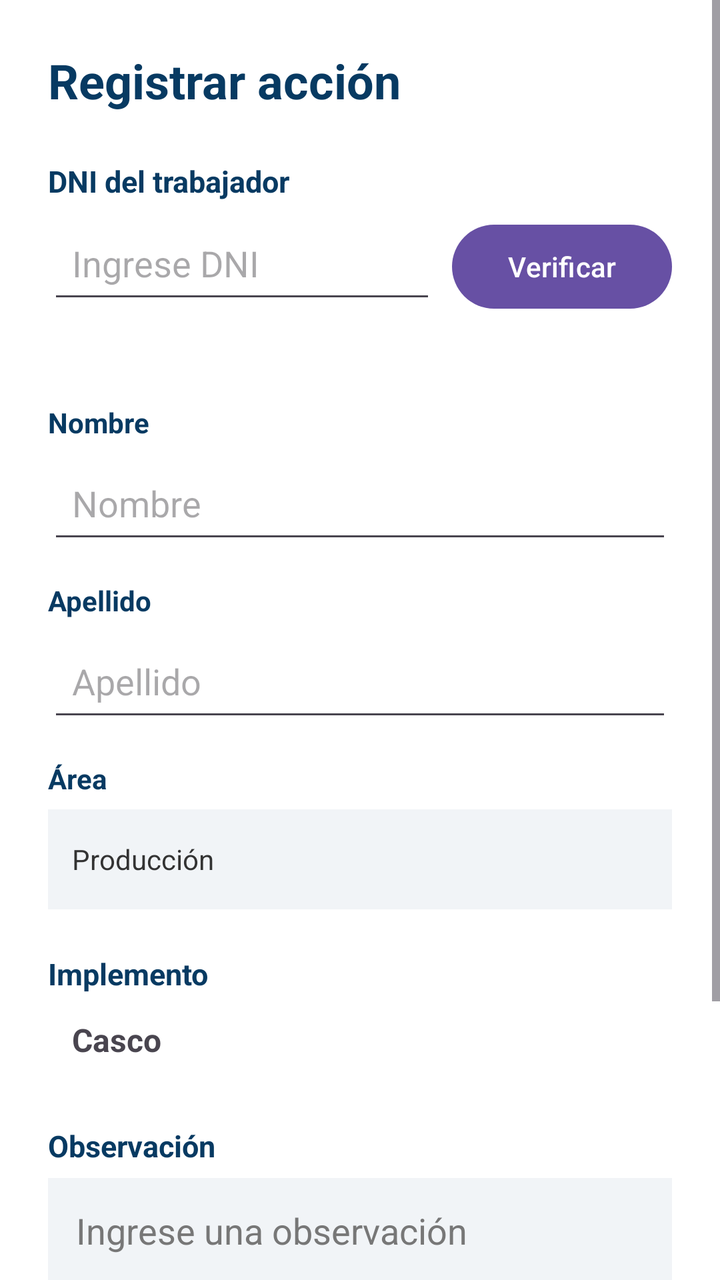
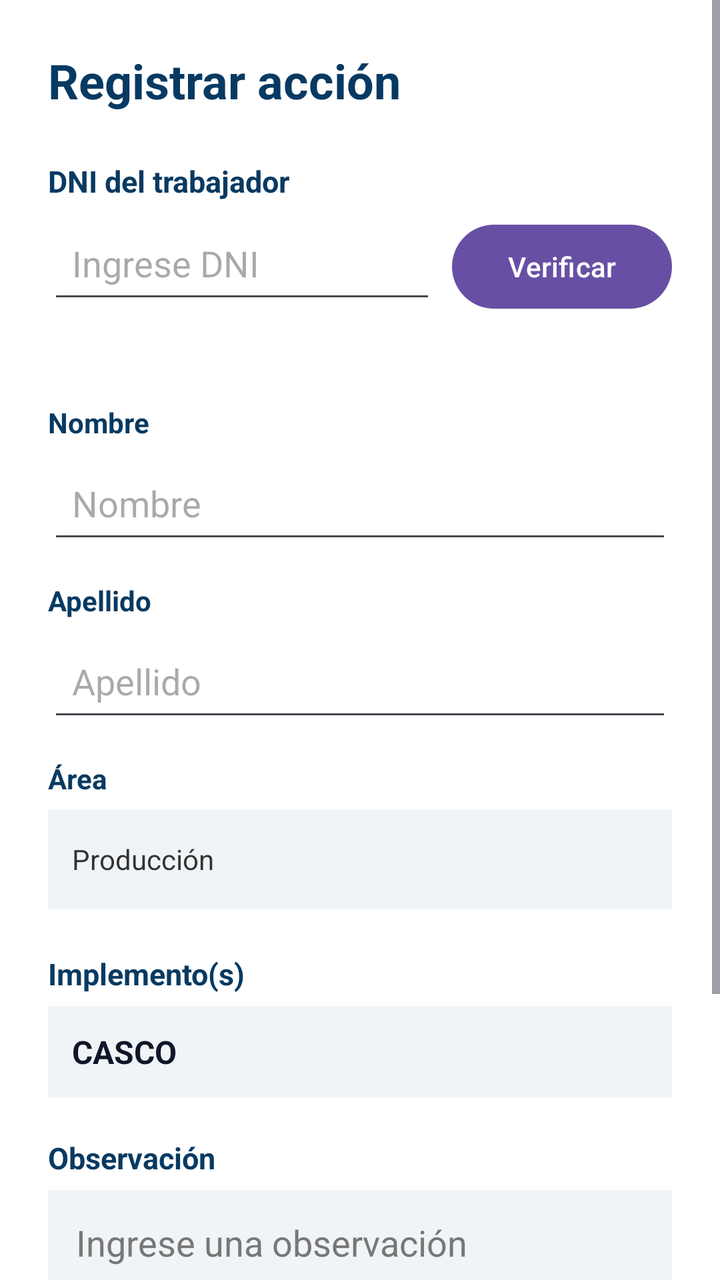

Two renders of the same Android screen: before a commit and after it. Below are the layout's source before the change and the commit's diff.
<!-- AndroidManifest.xml: application theme Theme.SafeVisionAI -->
<!-- res/layout/activity_registrar_accion.xml -->
<?xml version="1.0" encoding="utf-8"?>
<ScrollView
    xmlns:android="http://schemas.android.com/apk/res/android"
    android:layout_width="match_parent"
    android:layout_height="match_parent"
    android:background="#FFFFFF"
    android:fillViewport="true">

    <LinearLayout
        android:layout_width="match_parent"
        android:layout_height="wrap_content"
        android:orientation="vertical"
        android:padding="24dp">

        

        <TextView
            android:layout_width="match_parent"
            android:layout_height="wrap_content"
            android:text="Registrar acción"
            android:textColor="#073A62"
            android:textSize="24sp"
            android:textStyle="bold"
            android:layout_marginBottom="24dp"/>


        

        <TextView
            android:layout_width="match_parent"
            android:layout_height="wrap_content"
            android:text="DNI del trabajador"
            android:textColor="#073A62"
            android:textSize="15sp"
            android:textStyle="bold"/>


        <LinearLayout
            android:layout_width="match_parent"
            android:layout_height="wrap_content"
            android:orientation="horizontal"
            android:layout_marginTop="6dp">

            <EditText
                android:id="@+id/edtDni"
                android:layout_width="0dp"
                android:layout_height="50dp"
                android:layout_weight="1"
                android:hint="Ingrese DNI"
                android:inputType="number"
                android:maxLength="8"
                android:padding="12dp"/>

            <Button
                android:id="@+id/btnVerificarDni"
                android:layout_width="110dp"
                android:layout_height="50dp"
                android:layout_marginStart="8dp"
                android:text="Verificar"
                android:textAllCaps="false"/>

        </LinearLayout>


        

        <TextView
            android:id="@+id/txtEstadoDni"
            android:layout_width="match_parent"
            android:layout_height="wrap_content"
            android:layout_marginTop="8dp"
            android:text=""
            android:textSize="14sp"/>


        

        <TextView
            android:layout_width="match_parent"
            android:layout_height="wrap_content"
            android:layout_marginTop="18dp"
            android:text="Nombre"
            android:textColor="#073A62"
            android:textStyle="bold"/>

        <EditText
            android:id="@+id/edtNombre"
            android:layout_width="match_parent"
            android:layout_height="50dp"
            android:layout_marginTop="6dp"
            android:hint="Nombre"
            android:padding="12dp"/>


        

        <TextView
            android:layout_width="match_parent"
            android:layout_height="wrap_content"
            android:layout_marginTop="14dp"
            android:text="Apellido"
            android:textColor="#073A62"
            android:textStyle="bold"/>

        <EditText
            android:id="@+id/edtApellido"
            android:layout_width="match_parent"
            android:layout_height="50dp"
            android:layout_marginTop="6dp"
            android:hint="Apellido"
            android:padding="12dp"/>


        

        <TextView
            android:layout_width="match_parent"
            android:layout_height="wrap_content"
            android:layout_marginTop="14dp"
            android:text="Área"
            android:textColor="#073A62"
            android:textStyle="bold"/>

        <TextView
            android:id="@+id/txtArea"
            android:layout_width="match_parent"
            android:layout_height="50dp"
            android:layout_marginTop="6dp"
            android:background="#F1F4F7"
            android:gravity="center_vertical"
            android:padding="12dp"
            android:text="Producción"
            android:textColor="#333333"/>


        

        <TextView
            android:layout_width="match_parent"
            android:layout_height="wrap_content"
            android:layout_marginTop="22dp"
            android:text="Implemento"
            android:textColor="#073A62"
            android:textSize="15sp"
            android:textStyle="bold"/>

        <TextView
            android:id="@+id/txtImplemento"
            android:layout_width="match_parent"
            android:layout_height="wrap_content"
            android:text="Casco"
            android:textSize="16sp"
            android:textStyle="bold"
            android:padding="12dp" />


        

        <TextView
            android:layout_width="match_parent"
            android:layout_height="wrap_content"
            android:layout_marginTop="20dp"
            android:text="Observación"
            android:textColor="#073A62"
            android:textSize="15sp"
            android:textStyle="bold"/>

        <EditText
            android:id="@+id/edtObservacion"
            android:layout_width="match_parent"
            android:layout_height="120dp"
            android:layout_marginTop="6dp"
            android:background="#F1F4F7"
            android:gravity="top"
            android:hint="Ingrese una observación"
            android:padding="14dp"
            android:textColor="#333333"
            android:textColorHint="#777777"/>


        

        <LinearLayout
            android:layout_width="match_parent"
            android:layout_height="wrap_content"
            android:layout_marginTop="30dp"
            android:orientation="horizontal">

            <Button
                android:id="@+id/btnCancelar"
                android:layout_width="0dp"
                android:layout_height="55dp"
                android:layout_weight="1"
                android:text="Cancelar"
                android:textAllCaps="false"/>

            <Space
                android:layout_width="12dp"
                android:layout_height="1dp"/>

            <Button
                android:id="@+id/btnAplicar"
                android:layout_width="0dp"
                android:layout_height="55dp"
                android:layout_weight="1"
                android:text="Aplicar"
                android:textAllCaps="false"/>

        </LinearLayout>

    </LinearLayout>

</ScrollView>
<!-- resources referenced by this layout -->
<resources>
  <style name="Theme.SafeVisionAI" parent="Base.Theme.SafeVisionAI" />
  <style name="Base.Theme.SafeVisionAI" parent="Theme.Material3.DayNight.NoActionBar">
          
          
      </style>
</resources>

<!-- the commit's change to res/layout/activity_registrar_accion.xml (unified diff, before → after) -->
@@ -139,7 +139,7 @@
             android:layout_width="match_parent"
             android:layout_height="wrap_content"
             android:layout_marginTop="22dp"
-            android:text="Implemento"
+            android:text="Implemento(s)"
             android:textColor="#073A62"
             android:textSize="15sp"
             android:textStyle="bold"/>
@@ -148,10 +148,13 @@
             android:id="@+id/txtImplemento"
             android:layout_width="match_parent"
             android:layout_height="wrap_content"
-            android:text="Casco"
+            android:layout_marginTop="6dp"
+            android:background="#F1F4F7"
+            android:padding="12dp"
+            android:text="CASCO"
+            android:textColor="#0F172A"
             android:textSize="16sp"
-            android:textStyle="bold"
-            android:padding="12dp" />
+            android:textStyle="bold" />
 
 
         
